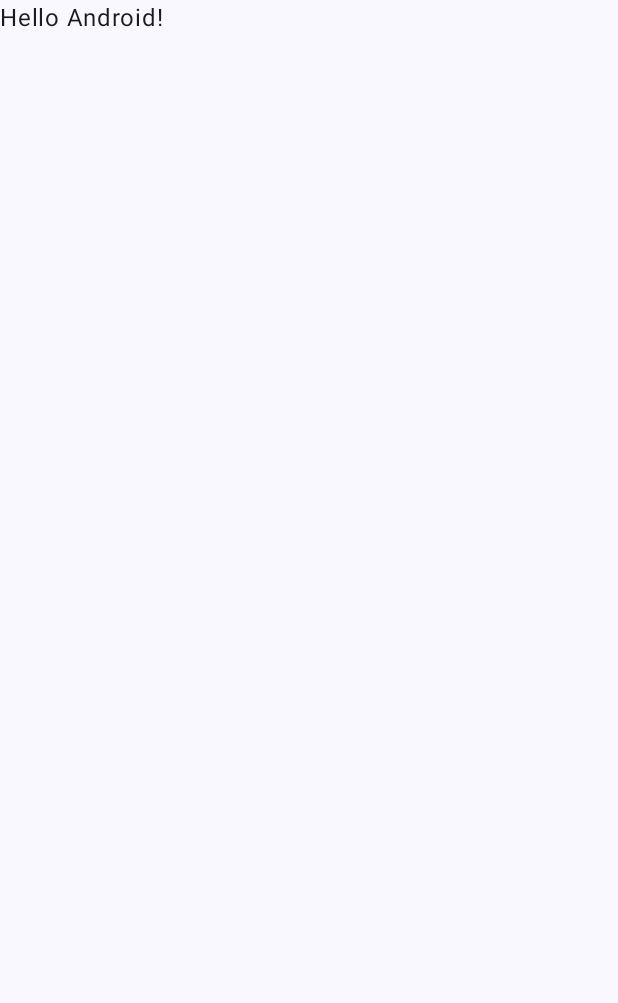
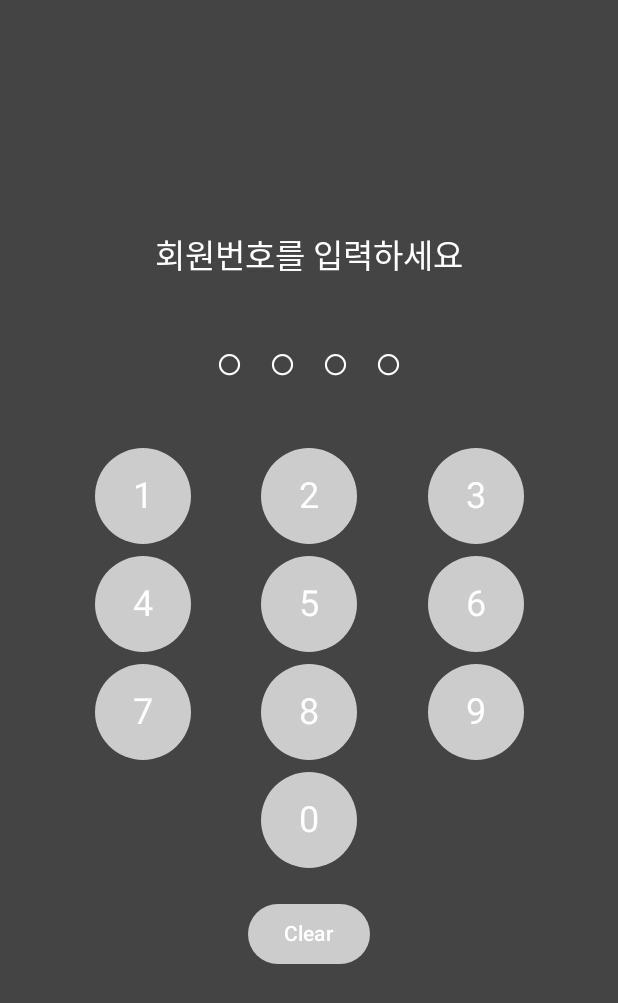
Before and after one commit to apdlwjwjwj/light, an Android app built with Jetpack Compose: the screen it shows after launch (MainActivity), on a phone screen of 412 x 824 dp. Before the commit the part shown is almost empty. Shown: the top 1003 px of the screen. Run offline under Robolectric (Android 15) with nearby library versions, the phone set to English and light mode, and no system bars.

Commit message:
Splash & Password

```diff
--- a/app/build.gradle.kts
+++ b/app/build.gradle.kts
@@ -49,6 +49,7 @@ dependencies {
     implementation(libs.androidx.ui.graphics)
     implementation(libs.androidx.ui.tooling.preview)
     implementation(libs.androidx.material3)
+    implementation("androidx.lifecycle:lifecycle-viewmodel-compose:2.8.5")
     testImplementation(libs.junit)
     androidTestImplementation(libs.androidx.junit)
     androidTestImplementation(libs.androidx.espresso.core)
--- a/app/src/main/java/com/example/myapplication/MainActivity.kt
+++ b/app/src/main/java/com/example/myapplication/MainActivity.kt
@@ -3,26 +3,57 @@ package com.example.myapplication
 import android.os.Bundle
 import androidx.activity.ComponentActivity
 import androidx.activity.compose.setContent
-import androidx.activity.enableEdgeToEdge
+import androidx.compose.foundation.layout.Arrangement
+import androidx.lifecycle.viewmodel.compose.viewModel
+import com.example.myapplication.ui.theme.MyApplicationTheme
+import com.example.myapplication.ui.screen.SplashScreen
+import com.example.myapplication.viewmodel.SplashViewModel
+import com.example.myapplication.viewmodel.PasswordViewModel
+import com.example.myapplication.ui.screen.PasswordInputScreen
+import androidx.compose.runtime.getValue
+import androidx.compose.runtime.mutableStateOf
+import androidx.compose.runtime.remember
+import androidx.compose.runtime.setValue
+import androidx.compose.runtime.Composable
+import androidx.compose.ui.Alignment
+import androidx.compose.foundation.layout.Box
+import androidx.compose.foundation.layout.Column
+import androidx.compose.foundation.layout.Spacer
 import androidx.compose.foundation.layout.fillMaxSize
+import androidx.compose.foundation.layout.height
 import androidx.compose.foundation.layout.padding
-import androidx.compose.material3.Scaffold
+import androidx.compose.material3.Button
+import androidx.compose.material3.MaterialTheme
 import androidx.compose.material3.Text
-import androidx.compose.runtime.Composable
 import androidx.compose.ui.Modifier
-import androidx.compose.ui.tooling.preview.Preview
-import com.example.myapplication.ui.theme.MyApplicationTheme
+import androidx.compose.ui.unit.dp
 
 class MainActivity : ComponentActivity() {
     override fun onCreate(savedInstanceState: Bundle?) {
         super.onCreate(savedInstanceState)
-        enableEdgeToEdge()
         setContent {
             MyApplicationTheme {
-                Scaffold(modifier = Modifier.fillMaxSize()) { innerPadding ->
-                    Greeting(
-                        name = "Android",
-                        modifier = Modifier.padding(innerPadding)
+                val splashViewModel: SplashViewModel = viewModel()
+                val passwordViewModel: PasswordViewModel = viewModel()
+                val showSplash by splashViewModel.showSplash
+
+                var memberName by remember { mutableStateOf<String?>(null) }
+
+                if (showSplash) {
+                    SplashScreen()
+                } else if (memberName == null) {
+                    PasswordInputScreen(
+                        onSuccess = { name ->
+                            memberName = name
+                        },
+                        viewModel = passwordViewModel
+                    )
+                } else {
+                    SuccessScreen(
+                        name = memberName!!,
+                        onLogout = {
+                            memberName = null
+                        }
                     )
                 }
             }
@@ -30,18 +61,23 @@ class MainActivity : ComponentActivity() {
     }
 }
 
+
 @Composable
-fun Greeting(name: String, modifier: Modifier = Modifier) {
-    Text(
-        text = "Hello $name!",
-        modifier = modifier
-    )
-}
-
-@Preview(showBackground = true)
-@Composable
-fun GreetingPreview() {
-    MyApplicationTheme {
-        Greeting("Android")
+fun SuccessScreen(name: String, onLogout: () -> Unit) {
+    Column(
+        modifier = Modifier
+            .fillMaxSize()
+            .padding(16.dp),
+        horizontalAlignment = Alignment.CenterHorizontally,
+        verticalArrangement = Arrangement.Center
+    ) {
+        Text(
+            text = "이름: $name",
+            style = MaterialTheme.typography.headlineLarge
+        )
+        Spacer(modifier = Modifier.height(24.dp))
+        Button(onClick = onLogout) {
+            Text("로그아웃")
+        }
     }
 }
--- /dev/null
+++ b/app/src/main/java/com/example/myapplication/data/Member.kt
@@ -0,0 +1,6 @@
+package com.example.myapplication.data
+
+data class Member(
+    val number: String,
+    val name: String
+)
--- /dev/null
+++ b/app/src/main/java/com/example/myapplication/ui/screen/PasswordInputScreen.kt
@@ -0,0 +1,127 @@
+package com.example.myapplication.ui.screen
+
+import androidx.compose.foundation.background
+import androidx.compose.foundation.layout.*
+import androidx.compose.foundation.shape.CircleShape
+import androidx.compose.material3.*
+import androidx.compose.runtime.*
+import androidx.compose.ui.Alignment
+import androidx.compose.ui.Modifier
+import androidx.compose.ui.graphics.Color
+import androidx.compose.ui.unit.dp
+import com.example.myapplication.viewmodel.PasswordViewModel
+import com.example.myapplication.data.MemberRepository
+import androidx.lifecycle.viewmodel.compose.viewModel
+
+@Composable
+fun PasswordInputScreen(
+    onSuccess: (String) -> Unit,
+    viewModel: PasswordViewModel = viewModel()
+) {
+    val password by viewModel.password
+    val isValid by viewModel.isValid
+    var showError by remember { mutableStateOf(false) }
+
+    LaunchedEffect(isValid) {
+        if (isValid == true && password.length == 4) {
+            val member = MemberRepository.findMemberByNumber(password)
+            if (member != null) {
+                onSuccess(member.name)
+                viewModel.clear()
+            } else {
+                showError = true
+                viewModel.clear()
+            }
+        }
+    }
+
+    Column(
+        modifier = Modifier
+            .fillMaxSize()
+            .background(Color.DarkGray)
+            .padding(16.dp),
+        horizontalAlignment = Alignment.CenterHorizontally,
+        verticalArrangement = Arrangement.Center
+    ) {
+        Text(
+            text = "회원번호를 입력하세요",
+            style = MaterialTheme.typography.titleLarge,
+            color = Color.White
+        )
+        Spacer(modifier = Modifier.height(24.dp))
+
+        Row(
+            horizontalArrangement = Arrangement.Center,
+            modifier = Modifier.fillMaxWidth()
+        ) {
+            repeat(4) { idx ->
+                Text(
+                    text = if (idx < password.length) "●" else "○",
+                    style = MaterialTheme.typography.headlineLarge,
+                    color = Color.White,
+                    modifier = Modifier.padding(8.dp)
+                )
+            }
+        }
+
+        Spacer(modifier = Modifier.height(24.dp))
+
+        val digits = listOf(
+            listOf("1", "2", "3"),
+            listOf("4", "5", "6"),
+            listOf("7", "8", "9"),
+            listOf("", "0", "")
+        )
+
+        for (row in digits) {
+            Row(
+                horizontalArrangement = Arrangement.SpaceEvenly,
+                modifier = Modifier
+                    .fillMaxWidth()
+                    .padding(vertical = 4.dp)
+            ) {
+                for (digit in row) {
+                    if (digit.isNotEmpty()) {
+                        Button(
+                            onClick = { viewModel.appendDigit(digit) },
+                            enabled = password.length < 4,
+                            modifier = Modifier
+                                .size(64.dp),
+                            shape = CircleShape,
+                            colors = ButtonDefaults.buttonColors(
+                                containerColor = Color.LightGray
+                            ),
+                            contentPadding = PaddingValues(0.dp)
+                        ) {
+                            Text(
+                                text = digit,
+                                color = Color.White,
+                                style = MaterialTheme.typography.headlineSmall
+                            )
+                        }
+                    } else {
+                        Spacer(modifier = Modifier.size(64.dp))
+                    }
+                }
+            }
+        }
+
+        Spacer(modifier = Modifier.height(16.dp))
+        Button(onClick = {
+            viewModel.clear()
+            showError = false
+        },colors = ButtonDefaults.buttonColors(
+                containerColor = Color.LightGray
+                ),) {
+            Text("Clear")
+        }
+
+        Spacer(modifier = Modifier.height(24.dp))
+        if (showError) {
+            Text(
+                text = "존재하지 않는 회원번호입니다.",
+                color = MaterialTheme.colorScheme.error
+            )
+        }
+    }
+}
--- /dev/null
+++ b/app/src/main/java/com/example/myapplication/ui/screen/SplashScreen.kt
@@ -0,0 +1,25 @@
+package com.example.myapplication.ui.screen
+
+import androidx.compose.foundation.background
+import androidx.compose.foundation.layout.*
+import androidx.compose.material3.*
+import androidx.compose.runtime.Composable
+import androidx.compose.ui.Alignment
+import androidx.compose.ui.Modifier
+import androidx.compose.ui.graphics.Color
+
+@Composable
+fun SplashScreen() {
+    Box(
+        modifier = Modifier
+            .fillMaxSize()
+            .background(Color.Black),
+        contentAlignment = Alignment.Center
+    ) {
+        Text(
+            text = "light weight",
+            color = Color.White,
+            style = MaterialTheme.typography.headlineMedium
+        )
+    }
+}
--- /dev/null
+++ b/app/src/main/java/com/example/myapplication/viewmodel/PasswordViewModel.kt
@@ -0,0 +1,26 @@
+package com.example.myapplication.viewmodel
+
+import androidx.compose.runtime.*
+import androidx.lifecycle.ViewModel
+
+class PasswordViewModel : ViewModel() {
+    private val _password = mutableStateOf("")
+    val password: State<String> get() = _password
+
+    private val _isValid = mutableStateOf<Boolean?>(null)
+    val isValid: State<Boolean?> get() = _isValid
+
+    fun appendDigit(digit: String) {
+        if (_password.value.length < 4) {
+            _password.value += digit
+            if (_password.value.length == 4) {
+                _isValid.value = true // 실제 검증은 UI에서!
+            }
+        }
+    }
+
+    fun clear() {
+        _password.value = ""
+        _isValid.value = null
+    }
+}
--- /dev/null
+++ b/app/src/main/java/com/example/myapplication/viewmodel/SplashViewModel.kt
@@ -0,0 +1,20 @@
+package com.example.myapplication.viewmodel
+
+import androidx.lifecycle.ViewModel
+import androidx.lifecycle.viewModelScope
+import kotlinx.coroutines.delay
+import kotlinx.coroutines.launch
+import androidx.compose.runtime.mutableStateOf
+import androidx.compose.runtime.State
+
+class SplashViewModel : ViewModel() {
+    private val _showSplash = mutableStateOf(true)
+    val showSplash: State<Boolean> get() = _showSplash
+
+    init {
+        viewModelScope.launch {
+            delay(1500)
+            _showSplash.value = false
+        }
+    }
+}
```
Also changed, not shown: app/src/main/AndroidManifest.xml (+8 -0 lines), app/src/main/java/com/example/myapplication/data/MemberRepository.kt (added, +14 -0 lines), 1 other file.
